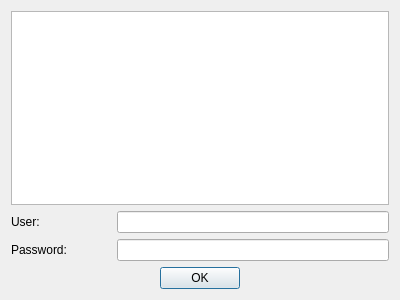
First picture: the form in qt4client/forms/login.ui, repository gestiweb/llampex-mini, before the edit.
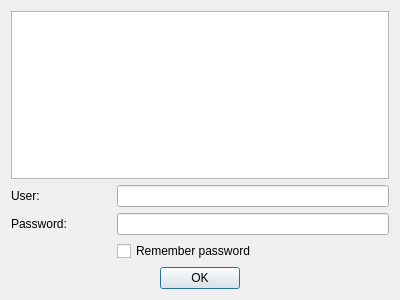
Second picture: the form after the edit. Icons and pictures are not drawn.

What changed in the file:
```diff
--- a/qt4client/forms/login.ui
+++ b/qt4client/forms/login.ui
@@ -42,9 +42,6 @@
    <bool>true</bool>
   </property>
   <layout class="QVBoxLayout" name="verticalLayout">
-   <property name="sizeConstraint">
-    <enum>QLayout::SetDefaultConstraint</enum>
-   </property>
    <item>
     <widget class="QListWidget" name="project">
      <property name="viewMode">
@@ -56,8 +53,8 @@
     </widget>
    </item>
    <item>
-    <layout class="QHBoxLayout" name="horizontalLayout">
-     <item>
+    <layout class="QFormLayout" name="formLayout">
+     <item row="0" column="0">
       <widget class="QLabel" name="label">
        <property name="minimumSize">
         <size>
@@ -70,14 +67,10 @@
        </property>
       </widget>
      </item>
-     <item>
+     <item row="0" column="1">
       <widget class="QLineEdit" name="user"/>
      </item>
-    </layout>
-   </item>
-   <item>
-    <layout class="QHBoxLayout" name="horizontalLayout_2">
-     <item>
+     <item row="1" column="0">
       <widget class="QLabel" name="label_2">
        <property name="minimumSize">
         <size>
@@ -90,13 +83,20 @@
        </property>
       </widget>
      </item>
-     <item>
+     <item row="1" column="1">
       <widget class="QLineEdit" name="password">
        <property name="echoMode">
         <enum>QLineEdit::Password</enum>
        </property>
       </widget>
      </item>
+     <item row="2" column="1">
+      <widget class="QCheckBox" name="rememberpasswd">
+       <property name="text">
+        <string>Remember password</string>
+       </property>
+      </widget>
+     </item>
     </layout>
    </item>
    <item>
```
